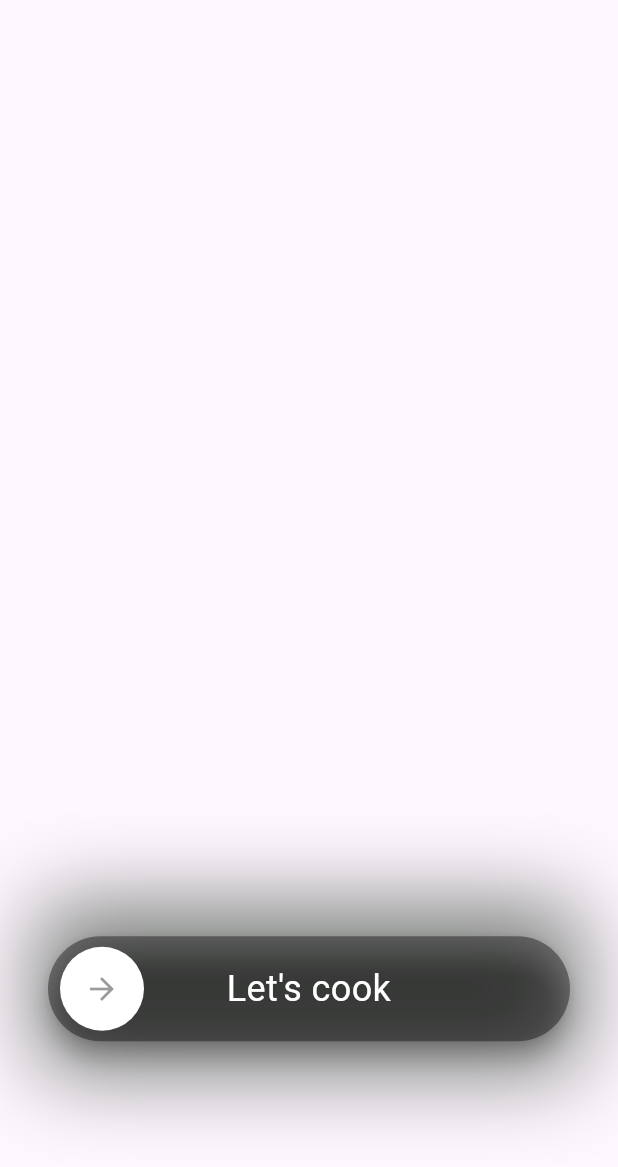
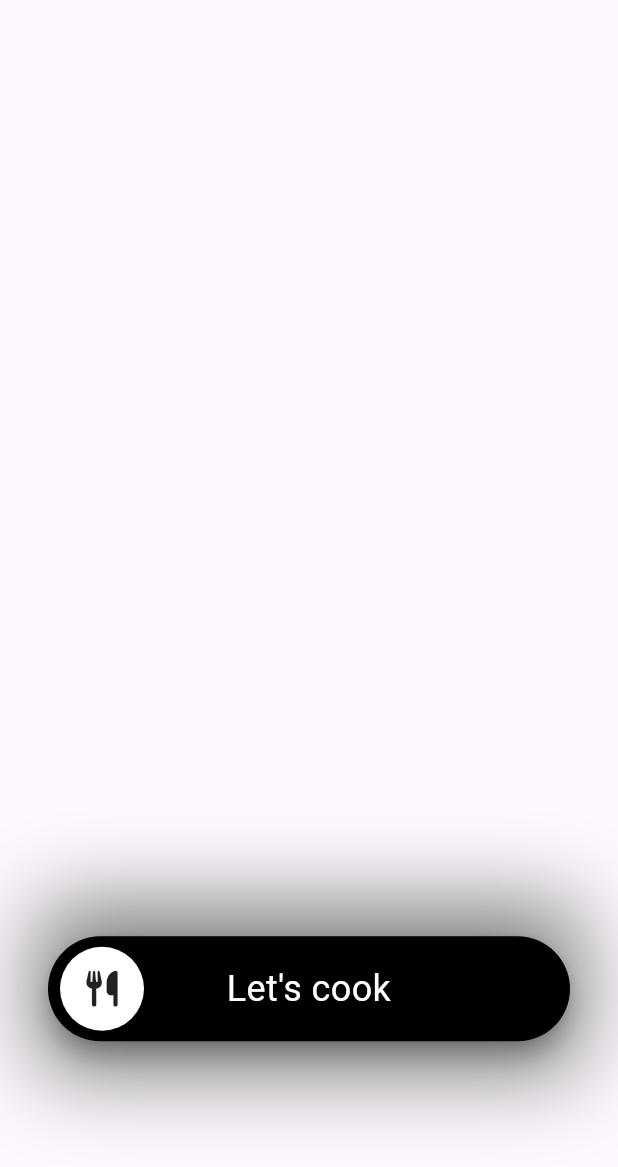
Before and after one commit to Aziz-Habbassi/Tastopia, a Flutter app: the AlignedSlidewidget widget shown alone on an empty page, opened directly, on a phone screen of 412 x 824 dp. Shown: the top 1167 px of the screen. Run offline on Flutter 3.47's test engine with Material 3 defaults, Android fonts, the phone set to English and light mode, and no system bars; drawn by our look-alikes of slide_to_act; our stand-ins replace font_awesome_flutter, go_router, video_player.

Commit message:
change icon of the slider to widget

```diff
--- a/lib/feautures/meals/presentation/widgets/aligned_slidewidget.dart
+++ b/lib/feautures/meals/presentation/widgets/aligned_slidewidget.dart
@@ -1,4 +1,5 @@
 import 'package:flutter/material.dart';
+import 'package:font_awesome_flutter/font_awesome_flutter.dart';
 import 'package:slide_to_act/slide_to_act.dart';
 
 class AlignedSlidewidget extends StatelessWidget {
@@ -27,12 +28,13 @@ class AlignedSlidewidget extends StatelessWidget {
           borderRadius: BorderRadius.circular(12),
         ),
         child: SlideAction(
+          sliderButtonIcon: Icon(FontAwesomeIcons.utensils),
           onSubmit: () {
             return null;
           },
           text: "Let's cook",
           innerColor: const Color.fromARGB(255, 255, 255, 255),
-          outerColor: const Color.fromARGB(255, 0, 0, 0).withAlpha(100),
+          outerColor: const Color.fromARGB(255, 0, 0, 0),
         ),
       ),
     );
```
Also changed, not shown: lib/feautures/meal_details/presentation/views/meal_details.dart (added, +10 -0 lines).
